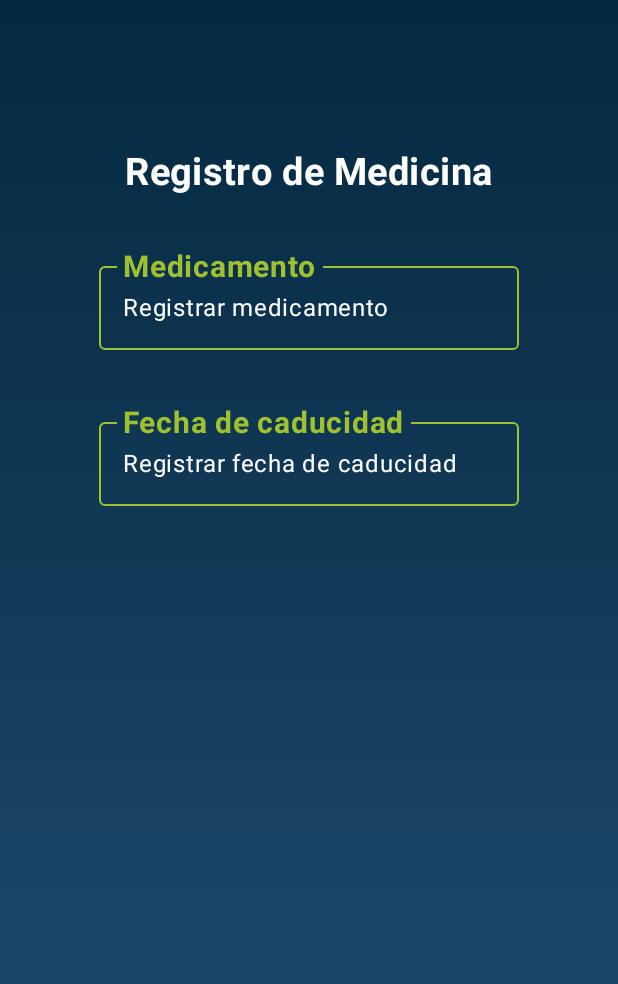
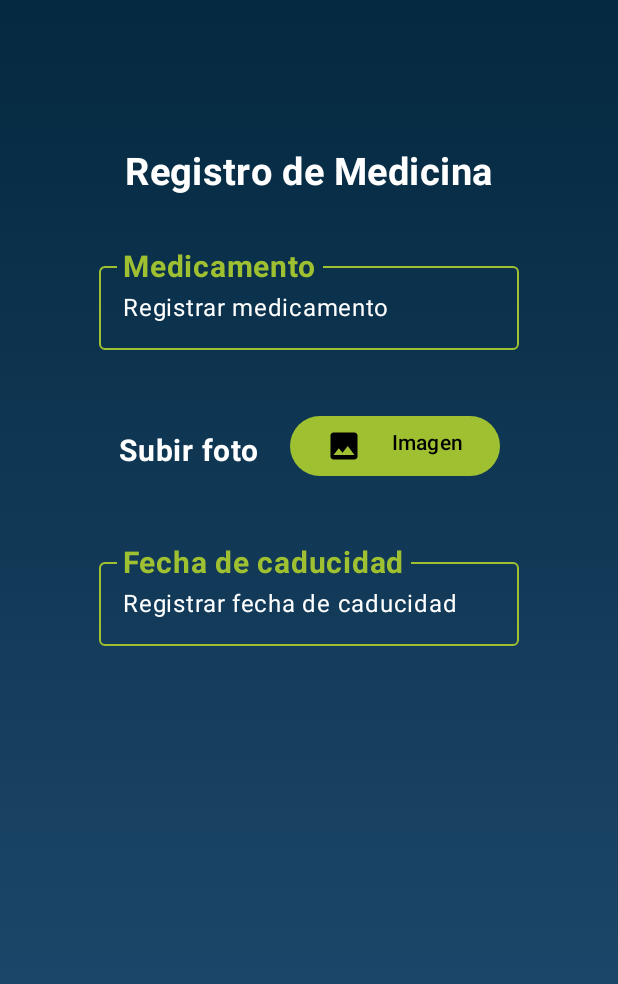
Before and after one commit to KIHM-02/SilverCare, an Android app built with Jetpack Compose: the composable MedicamentoView shown on its own in the app's theme, on a phone screen of 412 x 824 dp. Shown: the top 984 px of the screen. Run offline under Robolectric (Android 15) with nearby library versions, the phone set to English and light mode, and no system bars; pictures from the network do not load.

Commit message:
Added the function of pick Images without androids permission

```diff
--- a/app/build.gradle.kts
+++ b/app/build.gradle.kts
@@ -43,6 +43,9 @@ android {
 }
 
 dependencies {
+    // Permite previsualizar la imagen de los medicamentos
+    implementation("io.coil-kt:coil-compose:2.2.2")
+
     implementation(platform("com.google.firebase:firebase-bom:33.11.0"))
     implementation("com.google.firebase:firebase-analytics")
     implementation("com.google.firebase:firebase-auth:23.2.0")
--- a/app/src/main/java/com/hesdi/silvercare/Views/Medicamento.kt
+++ b/app/src/main/java/com/hesdi/silvercare/Views/Medicamento.kt
@@ -1,16 +1,30 @@
 package com.hesdi.silvercare.Views
 
+import android.net.Uri
 import android.os.Bundle
+import android.widget.Space
 import androidx.activity.ComponentActivity
+import androidx.activity.compose.rememberLauncherForActivityResult
 import androidx.activity.compose.setContent
 import androidx.activity.enableEdgeToEdge
+import androidx.activity.result.PickVisualMediaRequest
+import androidx.activity.result.contract.ActivityResultContracts
+import androidx.compose.foundation.Image
 import androidx.compose.foundation.background
+import androidx.compose.foundation.layout.Arrangement
+
 import androidx.compose.foundation.layout.Box
 import androidx.compose.foundation.layout.Column
+import androidx.compose.foundation.layout.Row
 import androidx.compose.foundation.layout.Spacer
 import androidx.compose.foundation.layout.fillMaxSize
 import androidx.compose.foundation.layout.fillMaxWidth
 import androidx.compose.foundation.layout.height
+import androidx.compose.foundation.layout.width
+import androidx.compose.material3.Button
+import androidx.compose.material3.ButtonColors
+import androidx.compose.material3.ButtonDefaults
+import androidx.compose.material3.Icon
 import androidx.compose.material3.MaterialTheme
 import androidx.compose.material3.OutlinedTextField
 import androidx.compose.material3.Text
@@ -26,10 +40,15 @@ import androidx.compose.ui.Alignment
 import androidx.compose.ui.Modifier
 import androidx.compose.ui.graphics.Brush
 import androidx.compose.ui.graphics.Color
+import androidx.compose.ui.platform.LocalContext
+import androidx.compose.ui.res.painterResource
 import androidx.compose.ui.text.font.FontWeight
 import androidx.compose.ui.tooling.preview.Preview
 import androidx.compose.ui.unit.dp
 import androidx.compose.ui.unit.sp
+import coil.compose.rememberAsyncImagePainter
+import coil.request.ImageRequest
+import com.hesdi.silvercare.R
 import com.hesdi.silvercare.ui.theme.SilverCareTheme
 import com.hesdi.silvercare.ui.theme.amarillo
 import com.hesdi.silvercare.ui.theme.azulCielo
@@ -69,7 +88,7 @@ fun MedicamentoView()
             horizontalAlignment = Alignment.CenterHorizontally)
         {
 
-            SpacesBetween(100)
+            SpaceTopBottom(100)
 
             Text(
                 text = "Registro de Medicina",
@@ -81,17 +100,92 @@ fun MedicamentoView()
                     .align(Alignment.CenterHorizontally)
             )
 
-            SpacesBetween(40)
+            SpaceTopBottom(40)
 
             OutlinedInputs("Medicamento","Registrar medicamento")
 
-            SpacesBetween(40)
+            SpaceTopBottom(40)
+
+            Row(verticalAlignment = Alignment.CenterVertically) {
+                TextosSimples("Subir foto", Color.White)
+                SpaceBetween(20)
+                ImagePicker()
+            }
+
+            SpaceTopBottom(40)
 
             OutlinedInputs("Fecha de caducidad","Registrar fecha de caducidad")
 
+        }
+    }
+}
+
+@Composable
+fun ImagePicker()
+{
+    /*
+    * Fuente:
+    * https://proandroiddev.com/implementing-photo-picker-on-android-kotlin-jetpack-compose-326e33e83b85
+    * */
+
+    //Almacenamos la foto obtenida por el usuario en una variable
+    var photoUri: Uri? by remember { mutableStateOf(null) }
+    val launcher = rememberLauncherForActivityResult(ActivityResultContracts.PickVisualMedia())
+    { uri ->
+        //Cuando el usuario selecciona una imagen, se ejecuta esta función
+        photoUri = uri
+    }
+
+    Column(verticalArrangement = Arrangement.Center) {
+        Button(
+            onClick = {
+                //Cuando presionen el boton, se ejecuta la funcion picker
+                launcher.launch(
+                    PickVisualMediaRequest(
+                        //Aqui solo solicitamos fotos, pueden ser tambien videos pero ocupas
+                        //cambiar a VideoOnly o ImageAndVideo
+                        mediaType = ActivityResultContracts.PickVisualMedia.ImageOnly
+                    )
+                )
+            },
+            colors = ButtonDefaults.buttonColors(
+                containerColor = amarillo,
+                contentColor = Color.Black
+            )
+        ) {
+            Row {
+                Icon(
+                    painter = painterResource(id = R.drawable.baseline_image_24),
+                    contentDescription = "Ícono de imagen"
+                )
+
+                SpaceBetween(20)
+
+                Text("Imagen")
+            }
+        }
+
+        SpaceTopBottom(5)
+
+        if (photoUri != null) {
+            //Usamos Coil para mostrar la foto
+            val painter = rememberAsyncImagePainter(
+                model = ImageRequest.Builder(LocalContext.current)
+                    .data(photoUri)
+                    .build()
+            )
+
+            Image(
+                painter = painter,
+                contentDescription = null,
+                modifier = Modifier
+                    .width(200.dp)
+                    .height(200.dp)
+            )
 
         }
     }
+
 }
 
 @Composable
@@ -107,7 +201,13 @@ fun TextosSimples(text: String, color: Color)
 }
 
 @Composable
-fun SpacesBetween(dimension: Int)
+fun SpaceBetween(dimension: Int)
+{
+    Spacer(modifier = Modifier.width(dimension.dp))
+}
+
+@Composable
+fun SpaceTopBottom(dimension: Int)
 {
     Spacer(modifier = Modifier.height(dimension.dp))
 }
--- /dev/null
+++ b/app/src/main/res/drawable/baseline_image_24.xml
@@ -0,0 +1,5 @@
+<vector xmlns:android="http://schemas.android.com/apk/res/android" android:height="24dp" android:tint="#000000" android:viewportHeight="24" android:viewportWidth="24" android:width="24dp">
+
+    <path android:fillColor="@android:color/white" android:pathData="M21,19V5c0,-1.1 -0.9,-2 -2,-2H5c-1.1,0 -2,0.9 -2,2v14c0,1.1 0.9,2 2,2h14c1.1,0 2,-0.9 2,-2zM8.5,13.5l2.5,3.01L14.5,12l4.5,6H5l3.5,-4.5z"/>
+
+</vector>
```
